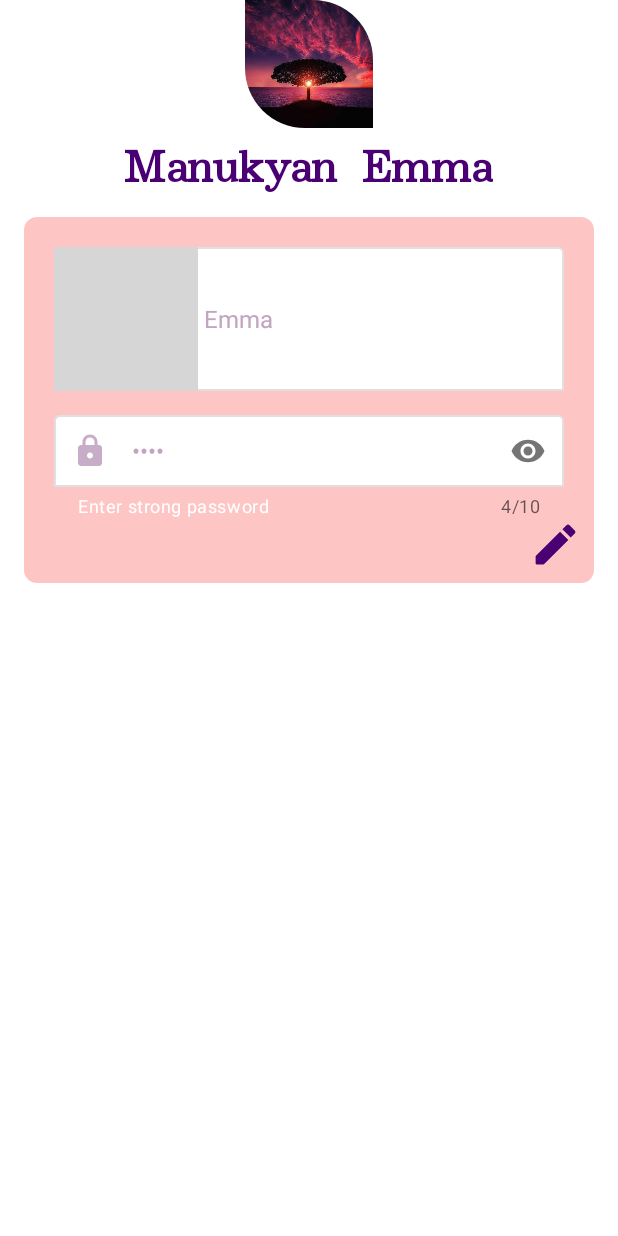
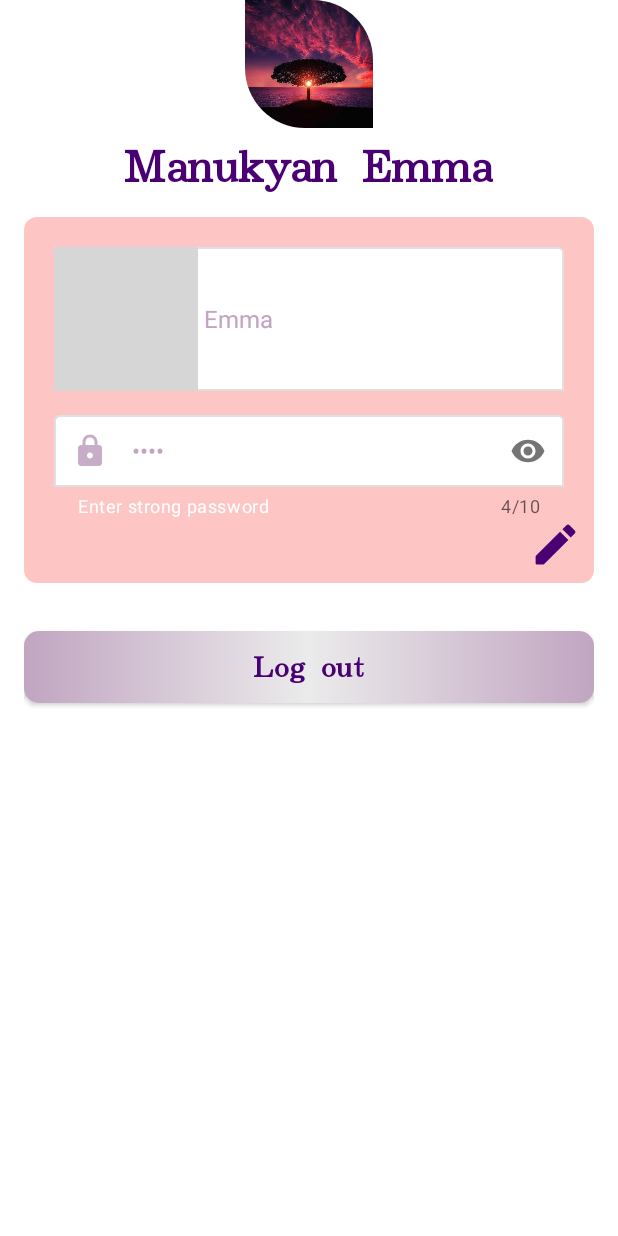
Before and after one commit to EmmaManukyan/LightBrains, an Android app: the fragment ProfileFragment shown on its own in the app's theme, on a phone screen of 412 x 824 dp. Run offline under Robolectric (Android 15) with nearby library versions, the light colour scheme and no system bars; Roboto replaces fonts that are not available here; grey boxes are pictures that could not be loaded.

Commit message:
adding third language, and log out

```diff
--- a/app/src/main/java/com/example/lightbrains/common/Constants.java
+++ b/app/src/main/java/com/example/lightbrains/common/Constants.java
@@ -46,6 +46,7 @@ public class Constants {
     public static final String FIGURES_COUNT = "FiguresCount";
     public static final String FIGURES_GROUP_COUNT = "FiguresGroupCount";
     public static final String FIGURES_COMPLEXITY_LEVEL = "ComplexityLevel";
+    public static final String DIALOG_TAG_EXIT = "exit dialog";
 
 
     public static SharedPreferences sharedPreferences = null;
--- a/app/src/main/java/com/example/lightbrains/firstpages/SignInFragment.java
+++ b/app/src/main/java/com/example/lightbrains/firstpages/SignInFragment.java
@@ -47,6 +47,7 @@ public class SignInFragment extends Fragment implements View.OnClickListener {
                  Constants.myEditShared.commit();
                  Intent intent = new Intent(getActivity(), HomeActivity.class);
                  startActivity(intent);
+                 //getActivity().finish();
              }
         } else if (binding.tvForgotPassword.equals(view)) {
             Navigation.findNavController(view).navigate(R.id.action_signInFragment_to_forgotFragment);
--- a/app/src/main/java/com/example/lightbrains/part_first_mental/flashanzan/ShowFlashCardsFragment.java
+++ b/app/src/main/java/com/example/lightbrains/part_first_mental/flashanzan/ShowFlashCardsFragment.java
@@ -354,8 +354,7 @@ public class ShowFlashCardsFragment extends Fragment implements BackPressedListe
 
     private void showDialog() {
         CustomDialogFragmentForExit customDialogFragmentForExit = new CustomDialogFragmentForExit(0);
-        customDialogFragmentForExit.show(getActivity().getSupportFragmentManager(), "exit dialog");
-
+        customDialogFragmentForExit.show(getActivity().getSupportFragmentManager(), Constants.DIALOG_TAG_EXIT);
     }
 
     public static BackPressedListener backpressedlistener;
--- a/app/src/main/res/layout/fragment_profile.xml
+++ b/app/src/main/res/layout/fragment_profile.xml
@@ -5,7 +5,8 @@
     android:layout_width="match_parent"
     android:layout_height="match_parent"
     android:orientation="vertical"
-    tools:context=".homepage.ProfileFragment">
+    tools:context=".homepage.ProfileFragment"
+    android:scrollbars="none">
 
 
     <com.google.android.material.imageview.ShapeableImageView
@@ -41,36 +42,6 @@
             android:paddingStart="16dp"
             android:paddingEnd="16dp">
 
-            <!--<LinearLayout
-                android:layout_width="match_parent"
-                android:layout_height="wrap_content"
-                android:orientation="horizontal"
-                android:layout_marginTop="16dp"
-                >
-
-
-
-                <TextView
-                    android:layout_width="wrap_content"
-                    android:layout_height="wrap_content"
-                    android:text="Scores: 1234"
-                    android:textSize="28sp"
-                    android:layout_gravity="center"
-                    android:textColor="#FFEA00"
-                    android:fontFamily="@font/my_font"
-                    android:textStyle="bold"
-                    android:layout_weight="3"
-                    />
-
-                <ImageView
-                    android:layout_width="50dp"
-                    android:layout_height="50dp"
-                    android:src="@drawable/baseline_scores_24"
-                    android:layout_marginStart="32dp"
-                    android:layout_gravity="end"
-                    android:layout_weight="1"
-                    />
-            </LinearLayout>-->
 
             <LinearLayout
                 android:layout_width="match_parent"
@@ -161,6 +132,21 @@
                     />
             </LinearLayout>
 
+            <androidx.appcompat.widget.AppCompatButton
+                android:id="@+id/btn_log_out"
+                android:layout_width="match_parent"
+                android:layout_height="wrap_content"
+                android:layout_marginTop="16dp"
+                android:background="@drawable/background_btn3_log_in"
+                android:fontFamily="@font/my_font"
+                android:padding="8dp"
+                android:text="@string/log_out"
+                android:textAllCaps="false"
+                android:textColor="@color/color_secondary_variant"
+                android:textSize="18sp"
+                android:textStyle="bold"
+                android:layout_marginBottom="16dp"/>
+
         </LinearLayout>
     </ScrollView>
 
--- a/app/src/main/res/values/strings.xml
+++ b/app/src/main/res/values/strings.xml
@@ -74,6 +74,7 @@
     <string name="rules">Rules</string>
     <string name="are_you_attentive">Are you attentive?</string>
     <string name="language">Language</string>
+    <string name="log_out">Log out</string>
 
 
     <string-array name="string_languages_array">
```
Also changed, not shown: app/src/main/java/com/example/lightbrains/dialogs/CustomDialogFragmentForExit.java (+12 -0 lines), app/src/main/java/com/example/lightbrains/homepage/ProfileFragment.java (+12 -1 lines), 2 other files.
